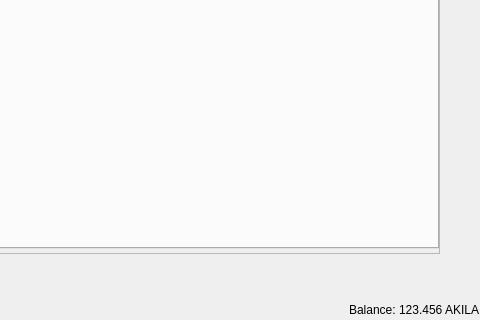
The window that src/qt/forms/restrictedtokensdialog.ui (PaladeumBlockchain/Paladeum) describes before a commit, drawn with Qt 5; both pictures show x 688 to 1168 and y 680 to 1000 of the 1168 by 1000 pixel window.
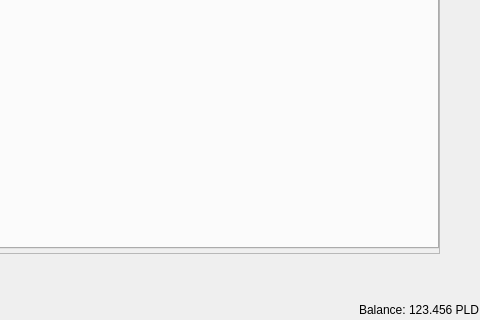
The same window after the commit.

Commit message: Rename Akila -> Paladeum

```diff
--- a/src/qt/forms/restrictedtokensdialog.ui
+++ b/src/qt/forms/restrictedtokensdialog.ui
@@ -296,7 +296,7 @@
         <cursorShape>IBeamCursor</cursorShape>
        </property>
        <property name="text">
-        <string notr="true">123.456 AKILA</string>
+        <string notr="true">123.456 PLD</string>
        </property>
        <property name="textInteractionFlags">
         <set>Qt::LinksAccessibleByMouse|Qt::TextSelectableByKeyboard|Qt::TextSelectableByMouse</set>
```
Left out of the diff: 2 changed lines with no effect on the pictures. The commit also changes 1091 other files.
